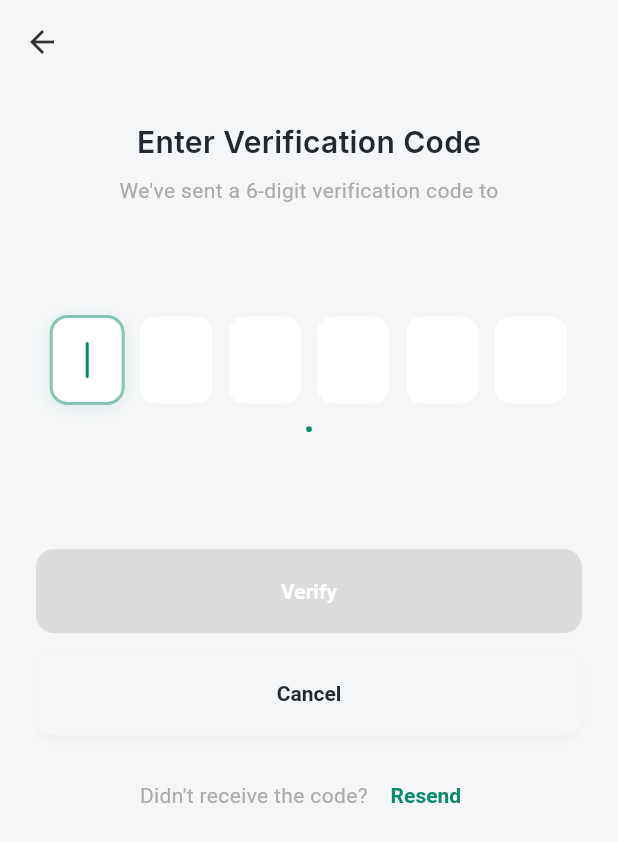
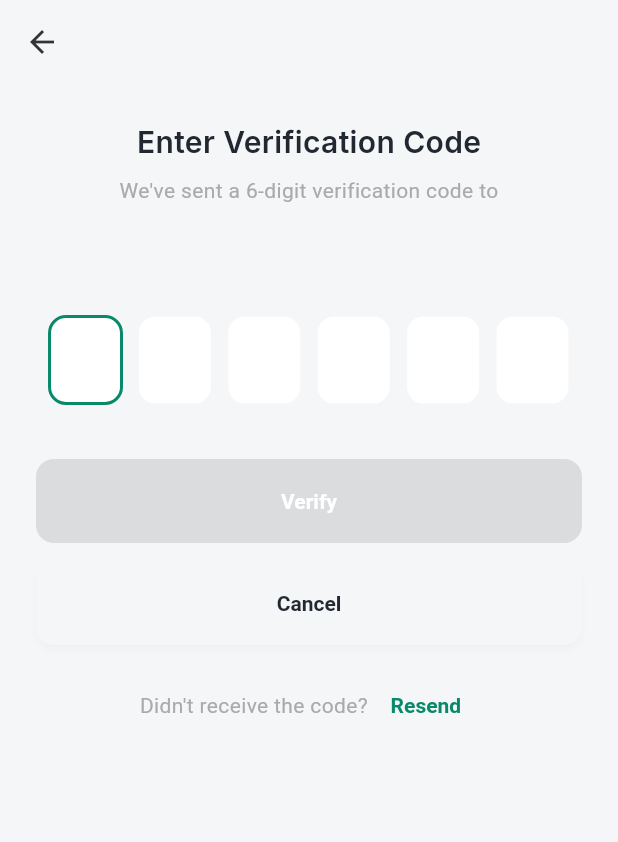
Before and after one commit to thanhtoan105/PlantDisease, a Flutter app: the VerifyOtpScreen screen opened by its route, on a phone screen of 412 x 824 dp. Shown: the top 842 px of the screen. Run offline on Flutter 3.47's test engine with Material 3 defaults, Android fonts, the light colour scheme and no system bars; drawn by our look-alikes of pin_code_fields; our stand-ins replace cached_network_image, camera, flutter_dotenv, geocoding, geolocator, go_router and 6 more; missing offline and left inert: gal, tflite_flutter; accounts and stored records are empty.

```diff
--- a/lib/features/auth/screens/verify_otp_screen.dart
+++ b/lib/features/auth/screens/verify_otp_screen.dart
@@ -1,6 +1,7 @@
 import 'package:flutter/material.dart';
 import 'package:flutter/services.dart';
 import 'package:go_router/go_router.dart';
+import 'package:pin_code_fields/pin_code_fields.dart';
 import 'package:supabase_flutter/supabase_flutter.dart';
 import '../../../core/theme/app_colors.dart';
 import '../../../core/theme/app_typography.dart';
@@ -18,7 +19,7 @@ class VerifyOtpScreen extends StatefulWidget {
   State<VerifyOtpScreen> createState() => _VerifyOtpScreenState();
 }
 
-class _VerifyOtpScreenState extends State<VerifyOtpScreen> {
+class _VerifyOtpScreenState extends State<VerifyOtpScreen> with WidgetsBindingObserver {
   final TextEditingController _otpController = TextEditingController();
   final FocusNode _focusNode = FocusNode();
   bool _isLoading = false;
@@ -27,6 +28,8 @@ class _VerifyOtpScreenState extends State<VerifyOtpScreen> {
   @override
   void initState() {
     super.initState();
+    // Add lifecycle observer to detect app state changes
+    WidgetsBinding.instance.addObserver(this);
     // Auto-focus the input when screen loads
     WidgetsBinding.instance.addPostFrameCallback((_) {
       _focusNode.requestFocus();
@@ -35,9 +38,24 @@ class _VerifyOtpScreenState extends State<VerifyOtpScreen> {
 
   @override
   void dispose() {
+    // Remove lifecycle observer
+    WidgetsBinding.instance.removeObserver(this);
     _otpController.dispose();
     _focusNode.dispose();
     super.dispose();
+  }
+
+  @override
+  void didChangeAppLifecycleState(AppLifecycleState state) {
+    super.didChangeAppLifecycleState(state);
+    // When app resumes from background, restore keyboard focus
+    if (state == AppLifecycleState.resumed) {
+      Future.delayed(const Duration(milliseconds: 150), () {
+        if (mounted && !_focusNode.hasFocus) {
+          _focusNode.requestFocus();
+        }
+      });
+    }
   }
 
   @override
@@ -52,7 +70,10 @@ class _VerifyOtpScreenState extends State<VerifyOtpScreen> {
           onPressed: () => context.go(RouteNames.forgotPassword),
         ),
       ),
-      body: SafeArea(
+      body: GestureDetector(
+        // Tap anywhere to show keyboard
+        onTap: () => _focusNode.requestFocus(),
+        child: SafeArea(
           child: SingleChildScrollView(
             padding: const EdgeInsets.all(24),
             child: Column(
@@ -63,6 +84,7 @@ class _VerifyOtpScreenState extends State<VerifyOtpScreen> {
                 const SizedBox(height: AppDimensions.spacingXl),
                 _buildButtons(),
               ],
+            ),
           ),
         ),
       ),
@@ -98,107 +120,56 @@ class _VerifyOtpScreenState extends State<VerifyOtpScreen> {
   }
 
   Widget _buildOtpInput() {
-    return Column(
-      children: [
-        // Visual representation of OTP boxes
-        Row(
-          mainAxisAlignment: MainAxisAlignment.spaceEvenly,
-          children: List.generate(6, (index) => _buildOtpBox(index)),
-        ),
-        const SizedBox(height: 16),
-        // Hidden text field that captures the actual input
-        SizedBox(
-          width: 0.1,
-          height: 0.1,
-          child: TextField(
+    return Padding(
+      padding: const EdgeInsets.symmetric(horizontal: 8),
+      child: PinCodeTextField(
+        appContext: context,
+        length: 6,
         controller: _otpController,
         focusNode: _focusNode,
+        autoFocus: true,
         keyboardType: TextInputType.number,
         textInputAction: TextInputAction.done,
-            maxLength: 6,
-            style: const TextStyle(color: Colors.transparent),
-            decoration: const InputDecoration(
-              border: InputBorder.none,
-              counterText: '',
+        enableActiveFill: true,
+        autoDisposeControllers: false,
+        animationType: AnimationType.fade,
+        animationDuration: const Duration(milliseconds: 200),
+        pinTheme: PinTheme(
+          shape: PinCodeFieldShape.box,
+          borderRadius: BorderRadius.circular(AppDimensions.borderRadiusMedium),
+          fieldHeight: 60,
+          fieldWidth: 50,
+          activeFillColor: AppColors.white,
+          selectedFillColor: AppColors.white,
+          inactiveFillColor: AppColors.white,
+          activeColor: AppColors.primaryGreen,
+          selectedColor: AppColors.primaryGreen,
+          inactiveColor: AppColors.lightGray,
+          borderWidth: 2,
+          activeBorderWidth: 2,
+          selectedBorderWidth: 2,
+          inactiveBorderWidth: 1,
         ),
-            inputFormatters: [
-              FilteringTextInputFormatter.digitsOnly,
-            ],
+        textStyle: AppTypography.headlineSmall.copyWith(
+          color: AppColors.darkGray,
+          fontWeight: FontWeight.bold,
+        ),
+        cursorColor: AppColors.primaryGreen,
+        cursorHeight: 24,
         onChanged: (value) {
           setState(() {
             _otpValue = value;
           });
         },
-            onSubmitted: (value) {
+        onCompleted: (value) {
           if (value.length == 6) {
             _handleVerifyOtp();
           }
         },
-          ),
-        ),
-        // Tap area to focus the hidden input
-        GestureDetector(
-          onTap: () {
-            _focusNode.requestFocus();
+        beforeTextPaste: (text) {
+          // Allow pasting only if it's 6 digits
+          return text?.length == 6 && RegExp(r'^\d+$').hasMatch(text ?? '');
         },
-          child: Container(
-            width: double.infinity,
-            height: 60,
-            color: Colors.transparent,
-          ),
-        ),
-      ],
-    );
-  }
-
-  Widget _buildOtpBox(int index) {
-    bool hasValue = index < _otpValue.length;
-    bool isCurrent = index == _otpValue.length;
-
-    return AnimatedContainer(
-      duration: const Duration(milliseconds: 200),
-      width: 50,
-      height: 60,
-      decoration: BoxDecoration(
-        color: AppColors.white,
-        borderRadius: BorderRadius.circular(AppDimensions.borderRadiusMedium),
-        border: Border.all(
-          color: hasValue
-              ? AppColors.primaryGreen
-              : isCurrent
-                  ? AppColors.primaryGreen.withValues(alpha: 0.5)
-                  : AppColors.lightGray,
-          width: hasValue || isCurrent ? 2 : 1,
-        ),
-        boxShadow: (hasValue || isCurrent)
-            ? [
-                BoxShadow(
-                  color: AppColors.primaryGreen.withValues(alpha: 0.1),
-                  blurRadius: 8,
-                  offset: const Offset(0, 2),
-                ),
-              ]
-            : null,
-      ),
-      child: Center(
-        child: hasValue
-            ? Text(
-                _otpValue[index],
-                style: AppTypography.headlineSmall.copyWith(
-                  color: AppColors.darkGray,
-                  fontWeight: FontWeight.bold,
-                ),
-              )
-            : isCurrent
-                ? Container(
-                    width: 2,
-                    height: 24,
-                    decoration: BoxDecoration(
-                      color: AppColors.primaryGreen,
-                      borderRadius: BorderRadius.circular(1),
-                    ),
-                  )
-                : null,
       ),
     );
   }
--- a/pubspec.yaml
+++ b/pubspec.yaml
@@ -40,6 +40,7 @@ dependencies:
   # UI & Graphics
   flutter_svg: ^2.0.9
   cached_network_image: ^3.3.0
+  pin_code_fields: ^8.0.1
 
   # Icons & Fonts
   cupertino_icons: ^1.0.6
```
Also changed, not shown: pubspec.lock. Lines whose indentation alone changed are shown as unchanged.
